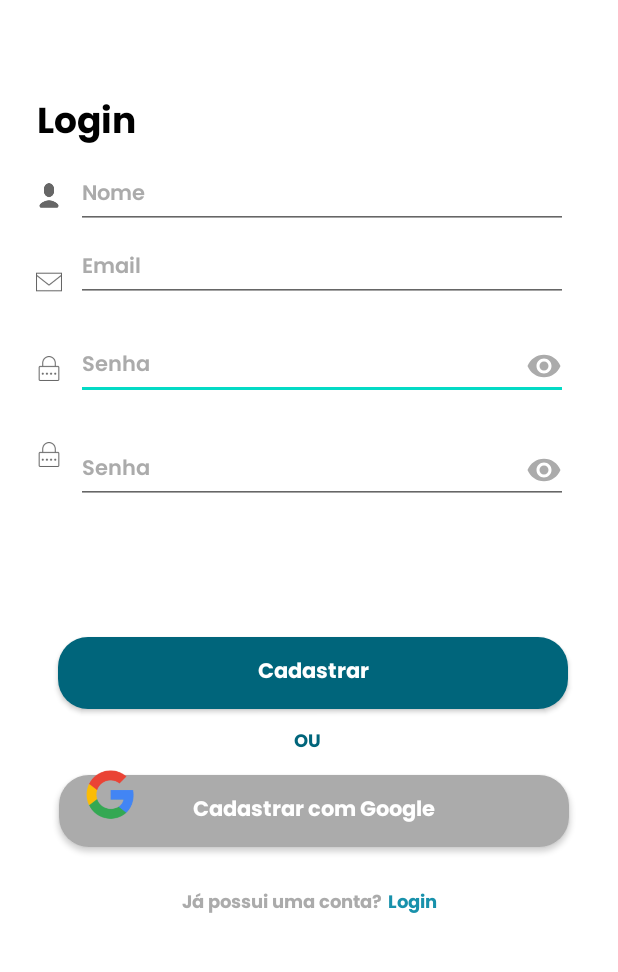
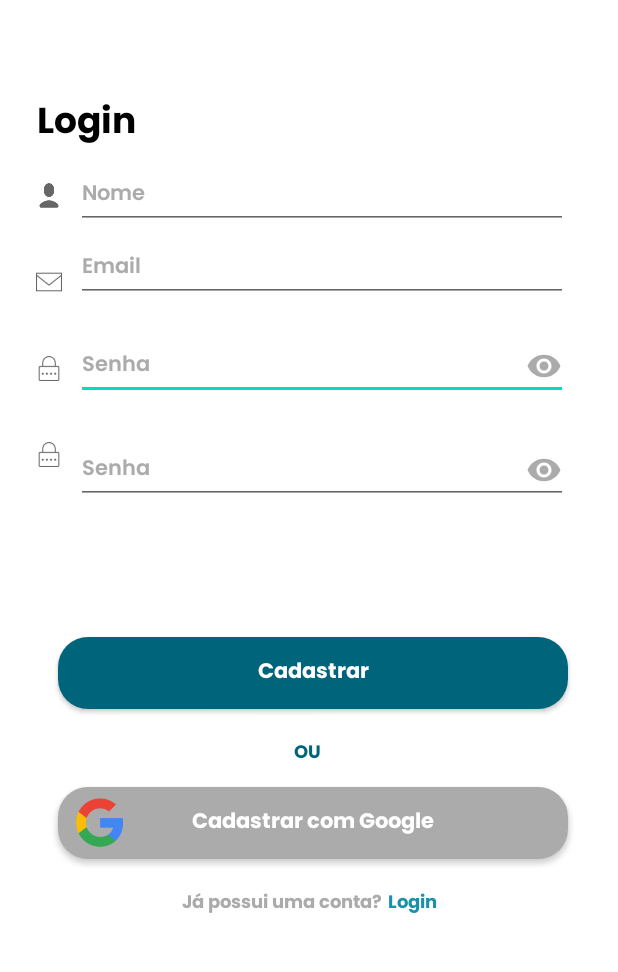
Before and after one commit to ItaloSixx/FocoFacilJv, an Android app: the screen it shows after launch once a user with an empty profile is signed in (CadastrarActivity), after a tap on "Cadastrar", on a phone screen of 412 x 824 dp, the part 257-1229 px from its top. Run offline under Robolectric (Android 15) with nearby library versions, the phone set to English and light mode, and no system bars; our stand-ins replace Firebase (no records; nobody signed in at launch, a user with empty details on screens opened directly).

Commit message:
Firebase local, offline, autenticacao google e email/senha

```diff
--- a/app/src/main/java/com/example/focofacil/Activity/CadastrarActivity.java
+++ b/app/src/main/java/com/example/focofacil/Activity/CadastrarActivity.java
@@ -1,7 +1,8 @@
 package com.example.focofacil.Activity;
 
+import androidx.annotation.NonNull;
+import androidx.annotation.Nullable;
 import androidx.appcompat.app.AppCompatActivity;
-import androidx.room.Room;
 
 import android.content.Intent;
 import android.os.Bundle;
@@ -11,31 +12,48 @@ import android.widget.EditText;
 import android.widget.TextView;
 import android.widget.Toast;
 
-import com.example.focofacil.Bd.MyDatabase;
 import com.example.focofacil.R;
 import com.example.focofacil.Model.User;
+import com.google.android.gms.auth.api.signin.GoogleSignIn;
+import com.google.android.gms.auth.api.signin.GoogleSignInAccount;
+import com.google.android.gms.auth.api.signin.GoogleSignInClient;
+import com.google.android.gms.auth.api.signin.GoogleSignInOptions;
+import com.google.android.gms.common.api.ApiException;
+import com.google.android.gms.tasks.OnCompleteListener;
+import com.google.android.gms.tasks.Task;
+import com.google.firebase.auth.AuthCredential;
+import com.google.firebase.auth.AuthResult;
+import com.google.firebase.auth.FirebaseAuth;
+import com.google.firebase.auth.FirebaseUser;
+import com.google.firebase.auth.GoogleAuthProvider;
+import com.google.firebase.database.FirebaseDatabase;
+
+import java.util.HashMap;
 
 public class CadastrarActivity extends AppCompatActivity {
 
     EditText edtNome, edtEmail, edtSenha, edtSenhaConfirm;
-    Button btnCadastrar, btnCadGoogle;
+    Button btnCadastrar, btnLoginGoogle;
     TextView txtLoginTela;
-    MyDatabase db;
+    FirebaseAuth auth;
+    GoogleSignInClient client;
+    FirebaseDatabase database;
+    int RC_SIGN_IN = 11;
 
     @Override
     protected void onCreate(Bundle savedInstanceState) {
         super.onCreate(savedInstanceState);
         setContentView(R.layout.activity_cadastrar);
 
+
+
         edtNome = findViewById(R.id.edtNome);
         edtEmail = findViewById(R.id.edtEmail);
         edtSenha = findViewById(R.id.edtSenha);
         edtSenhaConfirm = findViewById(R.id.edtSenhaConfirm);
         btnCadastrar = findViewById(R.id.btnCadastrar);
-        btnCadGoogle = findViewById(R.id.btnCadGoogle);
+        btnLoginGoogle = findViewById(R.id.btnLogGoogle);
         txtLoginTela = findViewById(R.id.txtLoginTela);
-
-        db = Room.databaseBuilder(getApplicationContext(), MyDatabase.class, "FocoFacilBD").build();
 
         btnCadastrar.setOnClickListener(new View.OnClickListener() {
             @Override
@@ -46,39 +64,9 @@ public class CadastrarActivity extends AppCompatActivity {
                 String senhaConfirm = edtSenhaConfirm.getText().toString();
 
                 if (senha.equals(senhaConfirm)) {
-                    //Iniciando uma nova thread para operações no banco de dados (para não bloquear a UI)
-                    new Thread(new Runnable() {
-                        @Override
-                        public void run() {
-                            String nome = edtNome.getText().toString();
-                            String email = edtEmail.getText().toString();
-                            String senha = edtSenha.getText().toString();
-                            String senhaConfirm = edtSenhaConfirm.getText().toString();
-
-                            User user = new User(nome, email, senha);
-
-                            db.userDao().insert(user);
-
-                            db.userDao().insertUserToFirebase(user);
-
-
-
-                            //Atualizando a UI para limpar os campos de entrada (dentro da thread secundária)
-                            runOnUiThread(new Runnable() {
-                                @Override
-                                public void run() {
-                                    edtNome.setText("");
-                                    edtEmail.setText("");
-                                    edtSenha.setText("");
-                                    edtSenhaConfirm.setText("");
-                                }
-                            });
-                        }
-                    }).start();
-                    Toast.makeText(CadastrarActivity.this, "Conta cadastrada", Toast.LENGTH_SHORT).show();
-                    Intent redirecionar = new Intent(CadastrarActivity.this, LoginActivity.class);
-                    startActivity(redirecionar);
-                }else{
+                    User user = new User(nome, email, senha);
+                    cadastrarUsuario(user);
+                } else {
                     Toast.makeText(CadastrarActivity.this, "Senhas não correspondem", Toast.LENGTH_SHORT).show();
                 }
             }
@@ -91,8 +79,92 @@ public class CadastrarActivity extends AppCompatActivity {
                 startActivity(redirecionar);
             }
         });
+        auth = FirebaseAuth.getInstance();
+        database = FirebaseDatabase.getInstance();
+
+        GoogleSignInOptions gso = new GoogleSignInOptions.Builder(GoogleSignInOptions.DEFAULT_SIGN_IN)
+                .requestIdToken(getString(R.string.default_web_client_id))
+                .requestEmail()
+                .build();
+
+        client = GoogleSignIn.getClient(this,gso);
+
+        btnLoginGoogle.setOnClickListener(v -> {
+            googleSingIn();
+        });
+
     }
 
+    public void cadastrarUsuario(User user) {
 
+        auth = FirebaseAuth.getInstance();
+        // Criação do usuário no Firebase Auth
+        auth.createUserWithEmailAndPassword(user.getEmail(), user.getSenhaHashed())
+                .addOnCompleteListener(this, new OnCompleteListener<AuthResult>() {
+                    @Override
+                    public void onComplete(@NonNull Task<AuthResult> task) {
+                        if (task.isSuccessful()) {
+                            Toast.makeText(CadastrarActivity.this, "Conta cadastrada", Toast.LENGTH_SHORT).show();
+                            Intent redirecionar = new Intent(CadastrarActivity.this, LoginActivity.class);
+                            startActivity(redirecionar);
+                        } else {
+                            Toast.makeText(CadastrarActivity.this, "Falha ao cadastrar usuário: " + task.getException().getMessage(), Toast.LENGTH_SHORT).show();
+                        }
+                    }
+                });
+    }
 
+    private void googleSingIn(){
+        Intent redirecionar = client.getSignInIntent();
+        startActivityForResult(redirecionar, RC_SIGN_IN);
+    }
+
+    @Override
+    protected void onActivityResult(int requestCode, int resultCode, @Nullable Intent data) {
+        super.onActivityResult(requestCode, resultCode, data);
+        if(requestCode == RC_SIGN_IN){
+            Task<GoogleSignInAccount> task = GoogleSignIn.getSignedInAccountFromIntent(data);
+            try {
+                GoogleSignInAccount account =  task.getResult(ApiException.class);
+                firebaseAuthGoogle(account.getIdToken());
+            } catch (ApiException e) {
+                throw new RuntimeException(e);
+            }
+        }
+    }
+
+    @Override
+    protected void onStart() {
+        super.onStart();
+        FirebaseUser user = FirebaseAuth.getInstance().getCurrentUser();
+        if(user != null) {
+            Intent redirecionar = new Intent(CadastrarActivity.this, CadastrarActivity.class);
+            startActivity(redirecionar);
+        }
+    }
+
+    private void firebaseAuthGoogle(String idToken) {
+        AuthCredential credential = GoogleAuthProvider.getCredential(idToken, null);
+        auth.signInWithCredential(credential)
+                .addOnCompleteListener(new OnCompleteListener<AuthResult>() {
+                    @Override
+                    public void onComplete(@NonNull Task<AuthResult> task) {
+                        if(task.isSuccessful()){
+                            FirebaseUser user = auth.getCurrentUser();
+                            HashMap<String, Object> map = new HashMap<>();
+                            map.put("id", user.getUid());
+                            map.put("nome", user.getDisplayName());
+                            map.put("email", user.getEmail());
+                            if (user.getPhotoUrl() != null) {
+                                map.put("fotoPerfil", user.getPhotoUrl().toString());
+                            }
+                            database.getReference().child("User").child(user.getUid()).setValue(map);
+                            Intent redirecionar = new Intent(getApplicationContext(), CadastrarActivity.class);
+                            startActivity(redirecionar);
+                        }else{
+                            Toast.makeText(CadastrarActivity.this, task.getException().getMessage(), Toast.LENGTH_SHORT).show();
+                        }
+                    }
+                });
+    }
 }
--- a/app/src/main/java/com/example/focofacil/Activity/ConfiguracoesActivity.java
+++ b/app/src/main/java/com/example/focofacil/Activity/ConfiguracoesActivity.java
@@ -6,7 +6,6 @@ import android.annotation.SuppressLint;
 import android.os.Bundle;
 import android.widget.Switch;
 
-import com.example.focofacil.Bd.MyDatabase;
 import com.example.focofacil.R;
 
 public class ConfiguracoesActivity extends AppCompatActivity {
@@ -14,7 +13,6 @@ public class ConfiguracoesActivity extends AppCompatActivity {
     Switch notificarDia;
     Switch notificarHorario;
     Switch notificarSemana;
-    MyDatabase db;
 
     @SuppressLint("MissingInflatedId")
     @Override
--- a/app/src/main/java/com/example/focofacil/Bd/MyDatabase.java
+++ /dev/null
@@ -1,19 +0,0 @@
-package com.example.focofacil.Bd;
-
-import androidx.room.Database;
-import androidx.room.RoomDatabase;
-import androidx.room.TypeConverters;
-
-import com.example.focofacil.Dao.TarefaDao;
-import com.example.focofacil.Dao.UserDao;
-import com.example.focofacil.Model.Preferencias;
-import com.example.focofacil.Model.Tarefa;
-import com.example.focofacil.Model.User;
-import com.example.focofacil.Utils.DateConverter;
-
-@Database (entities = {User.class, Tarefa.class, Preferencias.class}, version = 5, exportSchema =     false)
-@TypeConverters({DateConverter.class})
-public abstract class MyDatabase extends RoomDatabase {
-    public abstract UserDao userDao();
-    public abstract TarefaDao tarefaDao();
-}
--- a/app/src/main/java/com/example/focofacil/Dao/TarefaDao.java
+++ b/app/src/main/java/com/example/focofacil/Dao/TarefaDao.java
@@ -1,16 +1,8 @@
 package com.example.focofacil.Dao;
 
 import static android.content.ContentValues.TAG;
-
 import android.util.Log;
-
 import androidx.annotation.NonNull;
-import androidx.room.Dao;
-import androidx.room.Delete;
-import androidx.room.Insert;
-import androidx.room.Query;
-import androidx.room.Update;
-
 import com.example.focofacil.Model.Tarefa;
 import com.google.android.gms.tasks.OnFailureListener;
 import com.google.android.gms.tasks.OnSuccessListener;
@@ -19,29 +11,14 @@ import com.google.firebase.database.FirebaseDatabase;
 
 import java.util.List;
 
-@Dao
-public interface TarefaDao {
-    @Query("SELECT * FROM Tarefa")
-    List<Tarefa> getAll();
-    @Query ("SELECT * FROM Tarefa WHERE id LIKE :txtEmail")
-    Tarefa findById(String txtEmail);
+public class TarefaDao {
 
-    @Insert
-    long insert(Tarefa tarefa);
-
-    @Insert
-    void insertAll (List<Tarefa> tarefa);
-    @Update
-    void update(Tarefa tarefa);
-    @Delete
-    void delete(Tarefa tarefa);
-
-    default void insertTarefaToFirebase(Tarefa tarefa) {
+    public void insertTarefaToFirebase(Tarefa tarefa) {
         DatabaseReference tarefasRef = FirebaseDatabase.getInstance().getReference("Tarefa");
         String tarefaId = tarefasRef.push().getKey();
         tarefasRef.child(tarefaId).setValue(tarefa);
     }
-    default void deleteTarefaFromFirebase(String tarefaId) {
+    public void deleteTarefaFromFirebase(String tarefaId) {
         DatabaseReference tarefasRef = FirebaseDatabase.getInstance().getReference("Tarefa");
         tarefasRef.child(tarefaId).removeValue()
                 .addOnSuccessListener(new OnSuccessListener<Void>() {
@@ -61,14 +38,4 @@ public interface TarefaDao {
     }
 
 
-
-    @Query("SELECT * FROM Tarefa")
-    List<Tarefa> getAllTarefasFromFirebase();
-
-    @Update
-    void updateTarefaInFirebase(Tarefa tarefa);
-
-    @Delete
-    void deleteTarefaFromFirebase(Tarefa Tarefa);
-
 }
--- a/app/src/main/java/com/example/focofacil/Dao/UserDao.java
+++ b/app/src/main/java/com/example/focofacil/Dao/UserDao.java
@@ -1,62 +1,20 @@
 package com.example.focofacil.Dao;
 
-import androidx.room.Dao;
-import androidx.room.Delete;
-import androidx.room.Insert;
-import androidx.room.Query;
-import androidx.room.Update;
-
-import com.example.focofacil.Model.Tarefa;
 import com.example.focofacil.Model.User;
+import com.google.firebase.auth.FirebaseAuth;
 import com.google.firebase.database.DatabaseReference;
 import com.google.firebase.database.FirebaseDatabase;
 
 import java.util.List;
 
-@Dao
-public interface UserDao {
-    @Query("SELECT * FROM User")
-    List<User> getAll();
-    @Query ("SELECT * FROM User WHERE nome LIKE :txtEmail")
-    User findByEmail(String txtEmail);
-
-    @Insert
-    long insert(User user);
-
-    @Insert
-    void insertAll (List<User> user);
-    @Update
-    void update(User user);
-    @Delete
-    void delete(User user);
-
-    default void insertUserToFirebase(User user) {
+public class UserDao {
+    FirebaseAuth auth;
+    public void cadastrarUsuario(User user) {
         DatabaseReference usersRef = FirebaseDatabase.getInstance().getReference("User");
         String userId = usersRef.push().getKey();
         usersRef.child(userId).setValue(user);
     }
 
-    @Query("SELECT * FROM User")
-    List<User> getAllUsersFromFirebase();
-
-    @Update
-    void updateUserInFirebase(User user);
-
-    @Delete
-    void deleteUserFromFirebase(User user);
-
-    // Métodos para a entidade Tarefa
-    @Query("SELECT * FROM Tarefa")
-    List<Tarefa> getAllTarefas();
-
-    @Insert
-    long insertTarefa(Tarefa tarefa);
-
-    @Update
-    void updateTarefa(Tarefa tarefa);
-
-    @Delete
-    void deleteTarefa(Tarefa tarefa);
 
 
 }
--- a/app/src/main/java/com/example/focofacil/Model/User.java
+++ b/app/src/main/java/com/example/focofacil/Model/User.java
@@ -1,39 +1,25 @@
 package com.example.focofacil.Model;
-
-import androidx.annotation.NonNull;
-import androidx.room.ColumnInfo;
-import androidx.room.Entity;
-import androidx.room.PrimaryKey;
-
 import com.example.focofacil.Utils.PasswordUtils;
 
 import java.io.Serializable;
 import java.util.UUID;
 
-@Entity
+
 public class User implements Serializable {
-    @PrimaryKey
-    @NonNull
-    @ColumnInfo(name = "id")
+
     private String id;
 
-    @ColumnInfo(name = "nome")
     private String nome;
 
-    @ColumnInfo(name = "email")
     private String email;
 
-
-    @ColumnInfo(name = "senha_hashed")
     private String senhaHashed;
 
-    public User() {
-        // Construtor vazio necessário para o Room
-        this.id = UUID.randomUUID().toString();
+    public User(){
+
     }
 
     public User(String nome, String email, String senhaHashed) {
-        this.id = UUID.randomUUID().toString();
         this.nome = nome;
         this.email = email;
         this.senhaHashed = senhaHashed;
--- a/app/src/main/res/layout/activity_cadastrar.xml
+++ b/app/src/main/res/layout/activity_cadastrar.xml
@@ -5,7 +5,9 @@
     android:layout_width="match_parent"
     android:layout_height="match_parent"
     android:background="#FFFFFF"
-    tools:context=".Activity.CadastrarActivity">
+    tools:context=".Activity.CadastrarActivity"
+    tools:layout_editor_absoluteX="0dp"
+    tools:layout_editor_absoluteY="4dp">
 
     <TextView
         android:id="@+id/txtCadastrar"
@@ -166,17 +168,39 @@
         app:layout_constraintStart_toStartOf="parent"
         tools:ignore="MissingConstraints" />
 
+    <androidx.appcompat.widget.AppCompatButton
+        android:id="@+id/btnLogGoogle"
+        style="@style/btnSolidRounded"
+        android:layout_width="340dp"
+        android:layout_height="wrap_content"
+        android:layout_marginBottom="80dp"
+        android:background="@drawable/rectangle_bg_gray_500_radius_20"
+        android:ellipsize="end"
+        android:gravity="center"
+        android:paddingStart="@dimen/_30pxh"
+        android:paddingTop="@dimen/_9pxv"
+        android:paddingEnd="@dimen/_30pxh"
+        android:paddingBottom="@dimen/_9pxv"
+        android:singleLine="true"
+        android:text="Cadastrar com Google"
+        android:textAllCaps="false"
+        app:layout_constraintBottom_toBottomOf="parent"
+        app:layout_constraintEnd_toEndOf="parent"
+        app:layout_constraintHorizontal_bias="0.535"
+        app:layout_constraintStart_toStartOf="parent"
+        tools:ignore="MissingConstraints" />
+
     <ImageView
         android:id="@+id/googleimg"
-        android:layout_width="42dp"
-        android:layout_height="40dp"
+        android:layout_width="@dimen/_40pxv"
+        android:layout_height="@dimen/_40pxv"
+        android:layout_marginStart="8dp"
+        android:layout_marginBottom="4dp"
         android:elevation="8dp"
-        app:layout_constraintBottom_toBottomOf="parent"
-        app:layout_constraintEnd_toEndOf="parent"
-        app:layout_constraintHorizontal_bias="0.143"
-        app:layout_constraintStart_toStartOf="parent"
-        app:layout_constraintTop_toTopOf="parent"
-        app:layout_constraintVertical_bias="0.869"
+        app:layout_constraintBottom_toBottomOf="@+id/btnLogGoogle"
+        app:layout_constraintStart_toStartOf="@+id/btnLogGoogle"
+        app:layout_constraintTop_toTopOf="@+id/btnLogGoogle"
+        app:layout_constraintVertical_bias="1.0"
         app:srcCompat="@drawable/img_tanpajudul40" />
 
     <TextView
@@ -185,14 +209,16 @@
         android:layout_width="wrap_content"
         android:layout_height="wrap_content"
         android:layout_gravity="center_horizontal"
+        android:layout_marginTop="16dp"
         android:ellipsize="end"
         android:singleLine="true"
         android:text="@string/lbl_ou"
-        app:layout_constraintBottom_toTopOf="@+id/btnCadGoogle"
+        app:layout_constraintBottom_toTopOf="@+id/btnLogGoogle"
         app:layout_constraintEnd_toEndOf="parent"
         app:layout_constraintHorizontal_bias="0.498"
         app:layout_constraintStart_toStartOf="parent"
         app:layout_constraintTop_toBottomOf="@+id/btnCadastrar"
+        app:layout_constraintVertical_bias="0.2"
         tools:text="@string/lbl_ou" />
 
     <TextView
@@ -211,27 +237,6 @@
         app:layout_constraintHorizontal_bias="0.435"
         app:layout_constraintStart_toStartOf="parent" />
 
-    <androidx.appcompat.widget.AppCompatButton
-        android:id="@+id/btnCadGoogle"
-        style="@style/btnSolidRounded"
-        android:layout_width="340dp"
-        android:layout_height="wrap_content"
-        android:layout_marginBottom="88dp"
-        android:background="@drawable/rectangle_bg_gray_500_radius_20"
-        android:ellipsize="end"
-        android:gravity="center"
-        android:paddingStart="@dimen/_30pxh"
-        android:paddingTop="@dimen/_9pxv"
-        android:paddingEnd="@dimen/_30pxh"
-        android:paddingBottom="@dimen/_9pxv"
-        android:singleLine="true"
-        android:text="Cadastrar com Google"
-        android:textAllCaps="false"
-        app:layout_constraintBottom_toBottomOf="parent"
-        app:layout_constraintEnd_toEndOf="parent"
-        app:layout_constraintHorizontal_bias="0.549"
-        app:layout_constraintStart_toStartOf="parent"
-        tools:ignore="MissingConstraints" />
 
     <TextView
         android:id="@+id/txtLoginTela"
```
Also changed, not shown: app/src/main/AndroidManifest.xml (+6 -3 lines), app/src/main/java/com/example/focofacil/Activity/AdicionarTarefaActivity.java (+2 -10 lines), app/src/main/java/com/example/focofacil/Activity/LoginActivity.java (+6 -26 lines), app/src/main/java/com/example/focofacil/Application.java (added, +12 -0 lines), app/src/main/java/com/example/focofacil/Bd/ConfigureBd.java (added, +18 -0 lines), app/src/main/java/com/example/focofacil/Model/Tarefa.java (+2 -15 lines).
